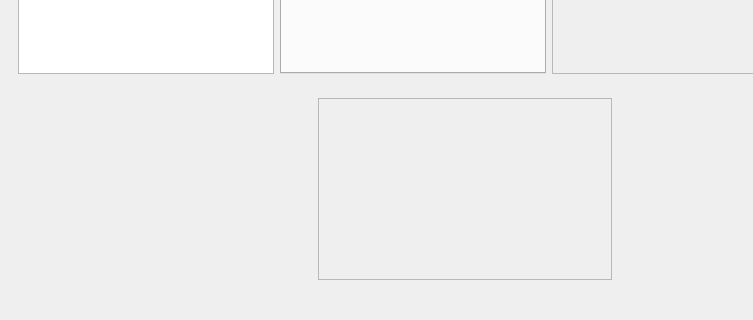
Qt form src/console/forms/mainwindow.ui (stanford-ssi/Mars-Tractor) before a commit; both pictures show x 0 to 753 and y 328 to 648 of the 836 by 648 pixel window.
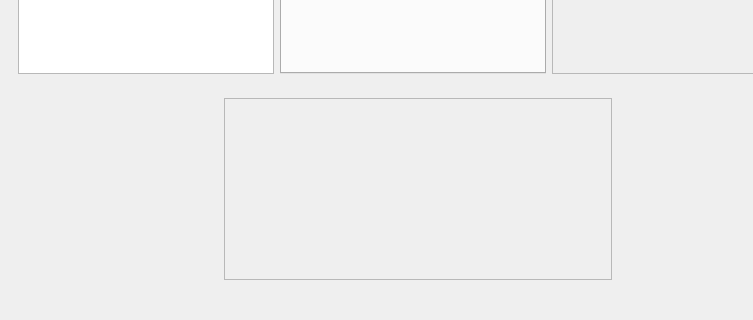
The same form after that commit. Custom widgets are drawn as their Qt base class.

Diff of the .ui file:
```diff
--- a/src/console/forms/mainwindow.ui
+++ b/src/console/forms/mainwindow.ui
@@ -140,7 +140,7 @@
        <item>
         <widget class="Overlay" name="overlay" native="true">
          <property name="sizePolicy">
-          <sizepolicy hsizetype="Expanding" vsizetype="Expanding">
+          <sizepolicy hsizetype="Fixed" vsizetype="Preferred">
            <horstretch>0</horstretch>
            <verstretch>0</verstretch>
           </sizepolicy>
@@ -181,7 +181,7 @@
            <rect>
             <x>0</x>
             <y>0</y>
-            <width>292</width>
+            <width>386</width>
             <height>180</height>
            </rect>
           </property>
```
